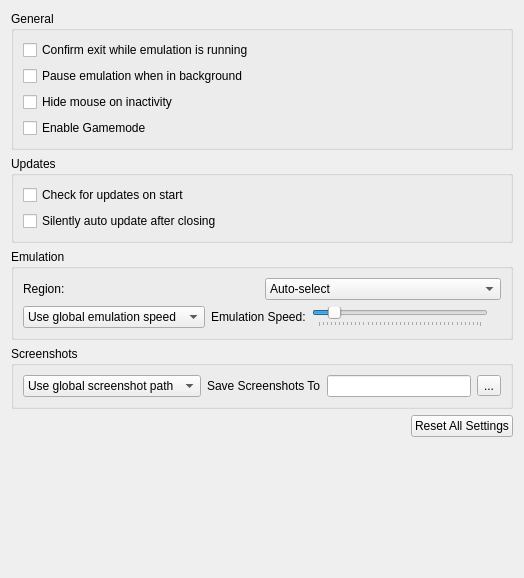
Old version of the form src/citra_qt/configuration/configure_general.ui in the repository wings110/citra.
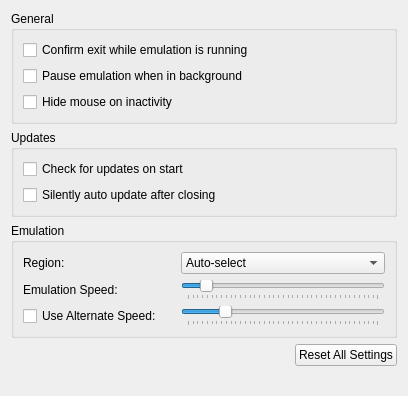
New version of the form.

```diff
--- a/src/citra_qt/configuration/configure_general.ui
+++ b/src/citra_qt/configuration/configure_general.ui
@@ -6,8 +6,8 @@
    <rect>
     <x>0</x>
     <y>0</y>
-    <width>524</width>
-    <height>578</height>
+    <width>408</width>
+    <height>396</height>
    </rect>
   </property>
   <property name="windowTitle">
@@ -43,13 +43,6 @@
           </property>
          </widget>
         </item>
-        <item>
-         <widget class="QCheckBox" name="toggle_gamemode">
-          <property name="text">
-           <string>Enable Gamemode</string>
-          </property>
-         </widget>
-        </item>
        </layout>
       </widget>
      </item>
@@ -81,30 +74,8 @@
        <property name="title">
         <string>Emulation</string>
        </property>
-       <layout class="QVBoxLayout" name="verticalLayout_2">
-        <item>
-         <widget class="QWidget" name="widget_region" native="true">
-          <layout class="QHBoxLayout" name="region_layout">
-           <property name="leftMargin">
-            <number>0</number>
-           </property>
-           <property name="topMargin">
-            <number>0</number>
-           </property>
-           <property name="rightMargin">
-            <number>0</number>
-           </property>
-           <property name="bottomMargin">
-            <number>0</number>
-           </property>
-           <item>
-            <widget class="QLabel" name="region_label">
-             <property name="text">
-              <string>Region:</string>
-             </property>
-            </widget>
-           </item>
-           <item>
+       <layout class="QGridLayout" name="gridLayout">
+        <item row="0" column="2">
             <widget class="QComboBox" name="region_combobox">
              <item>
               <property name="text">
@@ -148,46 +119,21 @@
              </item>
             </widget>
            </item>
-          </layout>
-         </widget>
-        </item>
-        <item>
-         <widget class="QWidget" name="emulation_speed_layout" native="true">
-          <layout class="QHBoxLayout" name="emulation_speed_layout_inner">
-           <property name="leftMargin">
-            <number>0</number>
-           </property>
-           <property name="topMargin">
-            <number>0</number>
-           </property>
-           <property name="rightMargin">
-            <number>0</number>
-           </property>
-           <property name="bottomMargin">
-            <number>0</number>
-           </property>
-           <item>
-            <widget class="QComboBox" name="emulation_speed_combo">
-             <item>
-              <property name="text">
-               <string>Use global emulation speed</string>
-              </property>
-             </item>
-             <item>
-              <property name="text">
-               <string>Set emulation speed:</string>
-              </property>
-             </item>
-            </widget>
-           </item>
-           <item>
+        <item row="1" column="0">
             <widget class="QLabel" name="label_emulation_speed">
              <property name="text">
               <string>Emulation Speed:</string>
              </property>
             </widget>
            </item>
-           <item>
+        <item row="2" column="0">
+         <widget class="QCheckBox" name="toggle_alternate_speed">
+          <property name="text">
+           <string>Use Alternate Speed:</string>
+          </property>
+         </widget>
+        </item>
+        <item row="1" column="2">
             <widget class="QSlider" name="frame_limit">
              <property name="minimum">
               <number>0</number>
@@ -212,7 +158,7 @@
              </property>
             </widget>
            </item>
-           <item>
+        <item row="1" column="1">
             <widget class="QLabel" name="emulation_speed_display_label">
              <property name="text">
               <string/>
@@ -222,68 +168,46 @@
              </property>
             </widget>
            </item>
-          </layout>
+        <item row="0" column="0">
+         <widget class="QLabel" name="label">
+          <property name="text">
+           <string>Region:</string>
+          </property>
          </widget>
         </item>
-       </layout>
-      </widget>
-     </item>
-     <item>
-      <widget class="QGroupBox" name="screenshot_group">
-       <property name="title">
-        <string>Screenshots</string>
-       </property>
-       <layout class="QGridLayout" name="gridLayout">
-        <property name="verticalSpacing">
+        <item row="2" column="2">
+         <widget class="QSlider" name="frame_limit_alternate">
+          <property name="minimum">
          <number>0</number>
         </property>
-        <item row="0" column="1">
-         <widget class="QWidget" name="widget_screenshot" native="true">
-          <layout class="QHBoxLayout" name="screenshot_layout">
-           <property name="leftMargin">
-            <number>0</number>
-           </property>
-           <property name="topMargin">
-            <number>0</number>
-           </property>
-           <property name="rightMargin">
-            <number>0</number>
-           </property>
-           <property name="bottomMargin">
-            <number>0</number>
-           </property>
-           <item>
-            <widget class="QComboBox" name="screenshot_combo">
-             <item>
-              <property name="text">
-               <string>Use global screenshot path</string>
-              </property>
-             </item>
-             <item>
-              <property name="text">
-               <string>Set screenshot path:</string>
-              </property>
-             </item>
-            </widget>
-           </item>
-           <item>
-            <widget class="QLabel" name="screenshot_dir_label">
+          <property name="maximum">
+           <number>199</number>
+          </property>
+          <property name="singleStep">
+           <number>5</number>
+          </property>
+          <property name="pageStep">
+           <number>15</number>
+          </property>
+          <property name="value">
+           <number>39</number>
+          </property>
+          <property name="orientation">
+           <enum>Qt::Horizontal</enum>
+          </property>
+          <property name="tickPosition">
+           <enum>QSlider::TicksBelow</enum>
+          </property>
+         </widget>
+        </item>
+        <item row="2" column="1">
+         <widget class="QLabel" name="emulation_speed_alternate_display_label">
              <property name="text">
-              <string>Save Screenshots To</string>
-             </property>
-            </widget>
-           </item>
-           <item>
-            <widget class="QLineEdit" name="screenshot_dir_path"/>
-           </item>
-           <item>
-            <widget class="QToolButton" name="change_screenshot_dir">
-             <property name="text">
-              <string>...</string>
-             </property>
-            </widget>
-           </item>
-          </layout>
+           <string/>
+          </property>
+          <property name="alignment">
+           <set>Qt::AlignRight|Qt::AlignTrailing|Qt::AlignVCenter</set>
+          </property>
          </widget>
         </item>
        </layout>
```
Left out of the diff: 12 changed lines with no effect on the pictures. Lines whose indentation alone changed are shown as unchanged.
